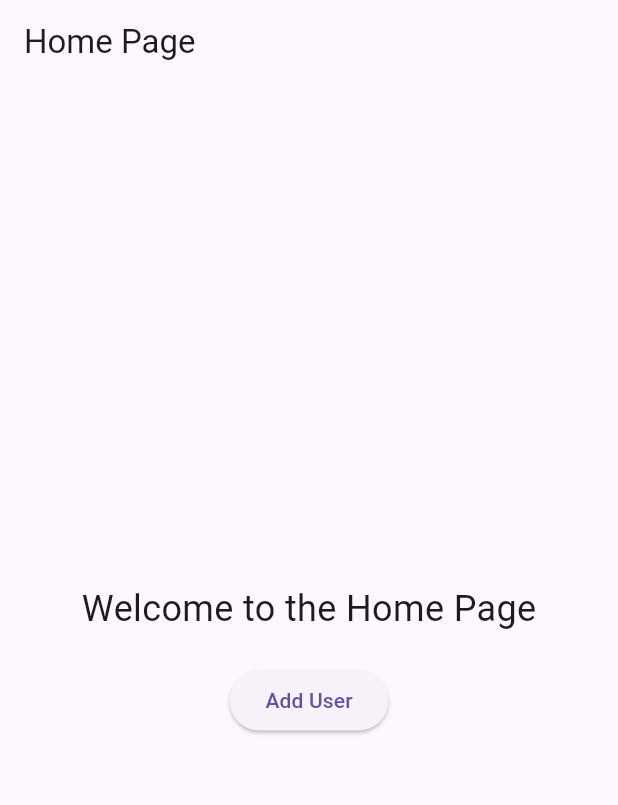
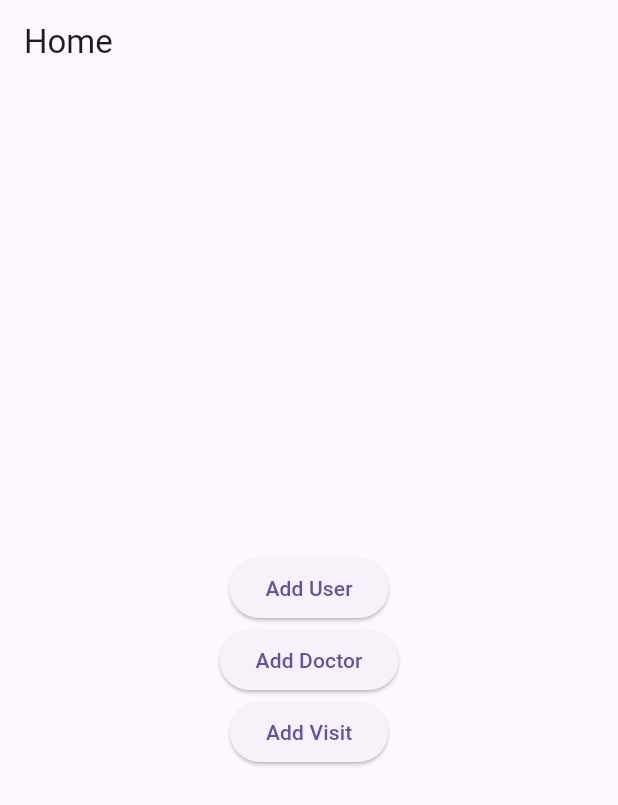
Before and after one commit to rohitk523/flutter-doc-helper, a Flutter app: the screen it shows after launch, on a phone screen of 412 x 824 dp. Shown: the top 805 px of the screen. Run offline on Flutter 3.47's test engine with Material 3 defaults, Android fonts, the light colour scheme and no system bars.

Commit message:
added screens and navigation to main.py

```diff
--- a/lib/main.dart
+++ b/lib/main.dart
@@ -1,39 +1,7 @@
+import 'package:doc_helper/screens/adddoc.dart';
+import 'package:doc_helper/screens/adduserscreen.dart';
+import 'package:doc_helper/screens/addvisit.dart';
 import 'package:flutter/material.dart';
-import 'adduserscreen.dart'; // Import the AddUserScreen widget
-
-class HomePage extends StatelessWidget {
-  @override
-  Widget build(BuildContext context) {
-    return Scaffold(
-      appBar: AppBar(
-        title: Text('Home Page'),
-      ),
-      body: Center(
-        child: Column(
-          mainAxisAlignment: MainAxisAlignment.center,
-          children: [
-            Text(
-              'Welcome to the Home Page',
-              style: TextStyle(fontSize: 24.0),
-            ),
-            SizedBox(height: 20.0),
-            ElevatedButton(
-              onPressed: () {
-                Navigator.push(
-                  context,
-                  MaterialPageRoute(
-                      builder: (context) =>
-                          AddUserScreen()), // Navigate to AddUserScreen
-                );
-              },
-              child: Text('Add User'),
-            ),
-          ],
-        ),
-      ),
-    );
-  }
-}
 
 void main() {
   runApp(MyApp());
@@ -43,11 +11,54 @@ class MyApp extends StatelessWidget {
   @override
   Widget build(BuildContext context) {
     return MaterialApp(
-      title: 'Flutter Demo',
+      title: 'Your App',
       theme: ThemeData(
         primarySwatch: Colors.blue,
+        visualDensity: VisualDensity.adaptivePlatformDensity,
       ),
-      home: HomePage(), // Set the home page to HomePage
+      initialRoute: '/',
+      routes: {
+        '/': (context) => HomeScreen(),
+        '/add_user': (context) => AddUserScreen(),
+        '/add_doc': (context) => AddDocScreen(),
+        '/add_visit': (context) => AddVisitScreen(),
+      },
     );
   }
 }
+
+class HomeScreen extends StatelessWidget {
+  @override
+  Widget build(BuildContext context) {
+    return Scaffold(
+      appBar: AppBar(
+        title: const Text('Home'),
+      ),
+      body: Center(
+        child: Column(
+          mainAxisAlignment: MainAxisAlignment.center,
+          children: [
+            ElevatedButton(
+              onPressed: () {
+                Navigator.pushNamed(context, '/add_user');
+              },
+              child: const Text('Add User'),
+            ),
+            ElevatedButton(
+              onPressed: () {
+                Navigator.pushNamed(context, '/add_doc');
+              },
+              child: const Text('Add Doctor'),
+            ),
+            ElevatedButton(
+              onPressed: () {
+                Navigator.pushNamed(context, '/add_visit');
+              },
+              child: const Text('Add Visit'),
+            ),
+          ],
+        ),
+      ),
+    );
+  }
+}
```
Also changed, not shown: lib/screens/adddoc.dart (added, +70 -0 lines), lib/screens/addvisit.dart (added, +88 -0 lines), lib/screens/adduserscreen.dart (renamed from lib/adduserscreen.dart).
